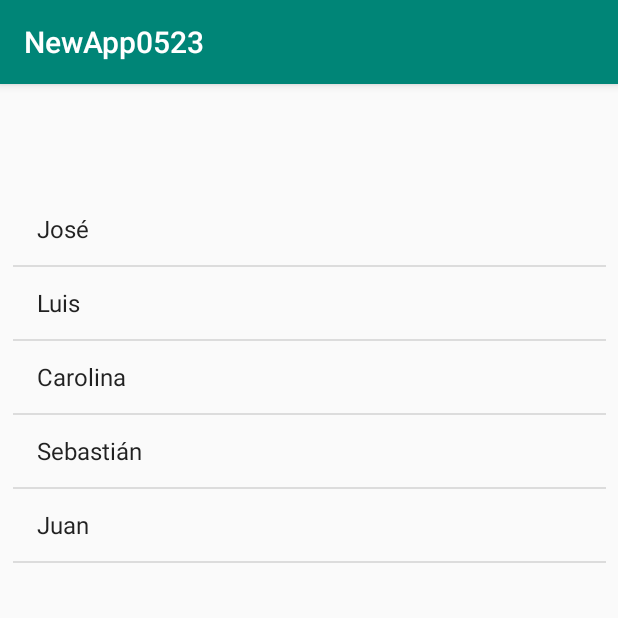
After one commit to 2019-a-gr2-moviles/mov-murillo-lopez-jose-luis, an Android app: the ListViewActivity screen opened directly, with no data from a screen before it, on a phone screen of 412 x 824 dp, the top half of it. The commit adds this screen. Run offline under Robolectric (Android 15) with nearby library versions, the phone set to English and light mode, and no system bars.

Commit message:
ListView
Iterables en Android

```diff
--- a/NewApp0523/app/build.gradle
+++ b/NewApp0523/app/build.gradle
@@ -27,6 +27,7 @@ dependencies {
     implementation "org.jetbrains.kotlin:kotlin-stdlib-jdk7:$kotlin_version"
     implementation 'com.android.support:appcompat-v7:28.0.0'
     implementation 'com.android.support.constraint:constraint-layout:1.1.3'
+    implementation 'com.android.support:design:28.0.0'
     testImplementation 'junit:junit:4.12'
     androidTestImplementation 'com.android.support.test:runner:1.0.2'
     androidTestImplementation 'com.android.support.test.espresso:espresso-core:3.0.2'
--- /dev/null
+++ b/NewApp0523/app/src/main/java/com/example/newapp0523/ListViewActivity.kt
@@ -0,0 +1,41 @@
+package com.example.newapp0523
+
+import android.content.Intent
+import android.support.v7.app.AppCompatActivity
+import android.os.Bundle
+import android.support.design.widget.Snackbar
+import android.util.Log
+import android.widget.AdapterView
+import android.widget.ArrayAdapter
+import kotlinx.android.synthetic.main.activity_list_view.*
+import kotlinx.android.synthetic.main.activity_main.*
+
+class ListViewActivity : AppCompatActivity() {
+
+    override fun onCreate(savedInstanceState: Bundle?) {
+        super.onCreate(savedInstanceState)
+        setContentView(R.layout.activity_list_view)
+
+        val listaNombres = arrayListOf<String>()
+        listaNombres.add("José")
+        listaNombres.add("Luis")
+        listaNombres.add("Carolina")
+        listaNombres.add("Sebastián")
+        listaNombres.add("Juan")
+
+        val adapter = ArrayAdapter(this,android.R.layout.simple_list_item_1, listaNombres)
+
+        lv_ejemplo.adapter = adapter
+
+        lv_ejemplo.onItemClickListener = AdapterView.OnItemClickListener { parent, view, position, id ->
+            Log.i("list-view", "Posicion $position")
+            Snackbar.make(view, "Posicion $position", Snackbar.LENGTH_LONG)
+                .setAction("Action", null).show()
+        }
+
+
+    }
+
+
+
+}
--- /dev/null
+++ b/NewApp0523/app/src/main/res/layout/activity_list_view.xml
@@ -0,0 +1,18 @@
+<?xml version="1.0" encoding="utf-8"?>
+<android.support.constraint.ConstraintLayout
+        xmlns:android="http://schemas.android.com/apk/res/android"
+        xmlns:tools="http://schemas.android.com/tools"
+        xmlns:app="http://schemas.android.com/apk/res-auto"
+        android:layout_width="match_parent"
+        android:layout_height="match_parent"
+        tools:context=".ListViewActivity">
+
+    <ListView
+            android:layout_width="395dp"
+            android:layout_height="715dp"
+            app:layout_constraintBottom_toBottomOf="parent" android:layout_marginBottom="8dp"
+            android:layout_marginEnd="8dp" app:layout_constraintEnd_toEndOf="parent"
+            app:layout_constraintTop_toTopOf="parent" android:layout_marginTop="100dp"
+            app:layout_constraintStart_toStartOf="parent" android:layout_marginStart="8dp"
+            android:id="@+id/lv_ejemplo"/>
+</android.support.constraint.ConstraintLayout>
--- /dev/null
+++ b/NewApp0523/app/src/main/res/values/dimens.xml
@@ -0,0 +1,3 @@
+<resources>
+    <dimen name="fab_margin">16dp</dimen>
+</resources>
--- a/NewApp0523/app/src/main/res/values/strings.xml
+++ b/NewApp0523/app/src/main/res/values/strings.xml
@@ -1,3 +1,4 @@
 <resources>
     <string name="app_name">NewApp0523</string>
+    <string name="title_activity_basic">BasicActivity</string>
 </resources>
--- a/NewApp0523/app/src/main/res/values/styles.xml
+++ b/NewApp0523/app/src/main/res/values/styles.xml
@@ -7,5 +7,11 @@
         <item name="colorPrimaryDark">@color/colorPrimaryDark</item>
         <item name="colorAccent">@color/colorAccent</item>
     </style>
+    <style name="AppTheme.NoActionBar">
+        <item name="windowActionBar">false</item>
+        <item name="windowNoTitle">true</item>
+    </style>
+    <style name="AppTheme.AppBarOverlay" parent="ThemeOverlay.AppCompat.Dark.ActionBar"/>
+    <style name="AppTheme.PopupOverlay" parent="ThemeOverlay.AppCompat.Light"/>
 
 </resources>
```
Also changed, not shown: NewApp0523/app/src/main/AndroidManifest.xml (+7 -0 lines), NewApp0523/app/src/main/java/com/example/newapp0523/BasicActivity.kt (added, +22 -0 lines), NewApp0523/app/src/main/java/com/example/newapp0523/MainActivity.kt (+12 -0 lines), NewApp0523/app/src/main/res/layout/activity_basic.xml (added, +34 -0 lines), NewApp0523/app/src/main/res/layout/activity_main.xml (+9 -0 lines), NewApp0523/app/src/main/res/layout/content_basic.xml (added, +12 -0 lines).
